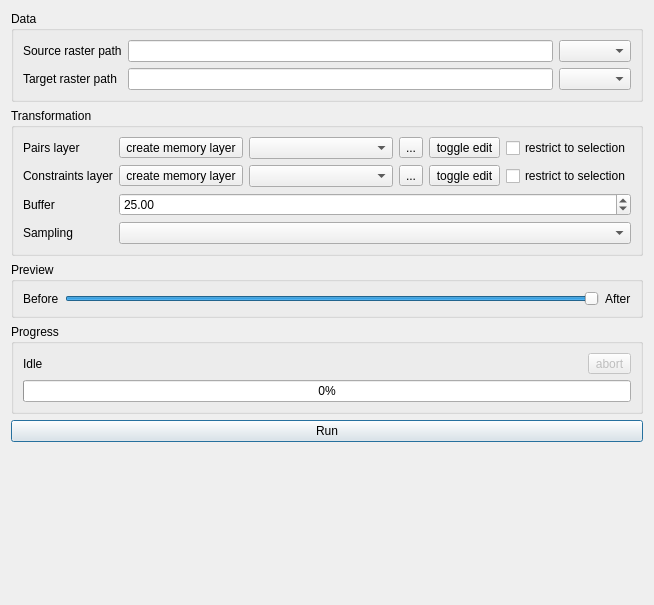
olivierdalang/RasterBender, file ui_main.ui: the form before one commit.
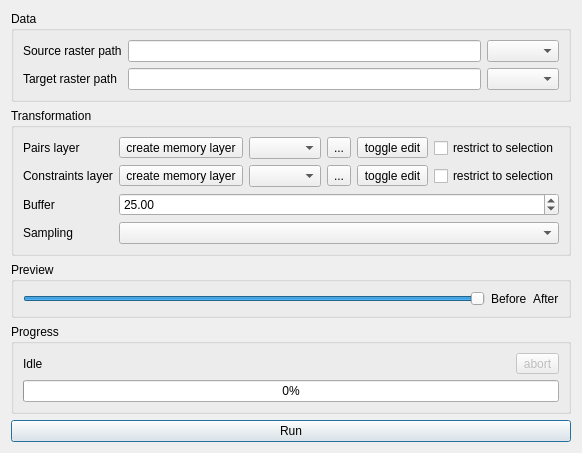
The form after the commit. Icons and pictures are not drawn.

Diff of the .ui file:
```diff
--- a/ui_main.ui
+++ b/ui_main.ui
@@ -6,8 +6,8 @@
    <rect>
     <x>0</x>
     <y>0</y>
-    <width>654</width>
-    <height>605</height>
+    <width>529</width>
+    <height>423</height>
    </rect>
   </property>
   <property name="sizePolicy">
@@ -22,6 +22,12 @@
   <layout class="QVBoxLayout" name="verticalLayout_2">
    <item>
     <widget class="QGroupBox" name="groupBox_4">
+     <property name="sizePolicy">
+      <sizepolicy hsizetype="Preferred" vsizetype="Maximum">
+       <horstretch>0</horstretch>
+       <verstretch>0</verstretch>
+      </sizepolicy>
+     </property>
      <property name="title">
       <string>Data</string>
      </property>
@@ -93,6 +99,12 @@
    </item>
    <item>
     <widget class="QGroupBox" name="groupBox_2">
+     <property name="sizePolicy">
+      <sizepolicy hsizetype="Preferred" vsizetype="Maximum">
+       <horstretch>0</horstretch>
+       <verstretch>0</verstretch>
+      </sizepolicy>
+     </property>
      <property name="title">
       <string>Transformation</string>
      </property>
@@ -296,17 +308,16 @@
    </item>
    <item>
     <widget class="QGroupBox" name="groupBox_5">
+     <property name="sizePolicy">
+      <sizepolicy hsizetype="Preferred" vsizetype="Maximum">
+       <horstretch>0</horstretch>
+       <verstretch>0</verstretch>
+      </sizepolicy>
+     </property>
      <property name="title">
       <string>Preview</string>
      </property>
      <layout class="QHBoxLayout" name="horizontalLayout_5">
-      <item>
-       <widget class="QLabel" name="label_6">
-        <property name="text">
-         <string>Before</string>
-        </property>
-       </widget>
-      </item>
       <item>
        <widget class="QSlider" name="previewSlider">
         <property name="value">
@@ -317,6 +328,13 @@
         </property>
        </widget>
       </item>
+      <item>
+       <widget class="QLabel" name="label_6">
+        <property name="text">
+         <string>Before</string>
+        </property>
+       </widget>
+      </item>
       <item>
        <widget class="QLabel" name="label_7">
         <property name="text">
@@ -329,6 +347,12 @@
    </item>
    <item>
     <widget class="QGroupBox" name="groupBox">
+     <property name="sizePolicy">
+      <sizepolicy hsizetype="Preferred" vsizetype="Maximum">
+       <horstretch>0</horstretch>
+       <verstretch>0</verstretch>
+      </sizepolicy>
+     </property>
      <property name="title">
       <string>Progress</string>
      </property>
@@ -383,19 +407,6 @@
      </property>
     </widget>
    </item>
-   <item>
-    <spacer name="verticalSpacer">
-     <property name="orientation">
-      <enum>Qt::Vertical</enum>
-     </property>
-     <property name="sizeHint" stdset="0">
-      <size>
-       <width>0</width>
-       <height>0</height>
-      </size>
-     </property>
-    </spacer>
-   </item>
   </layout>
  </widget>
  <resources/>
```
